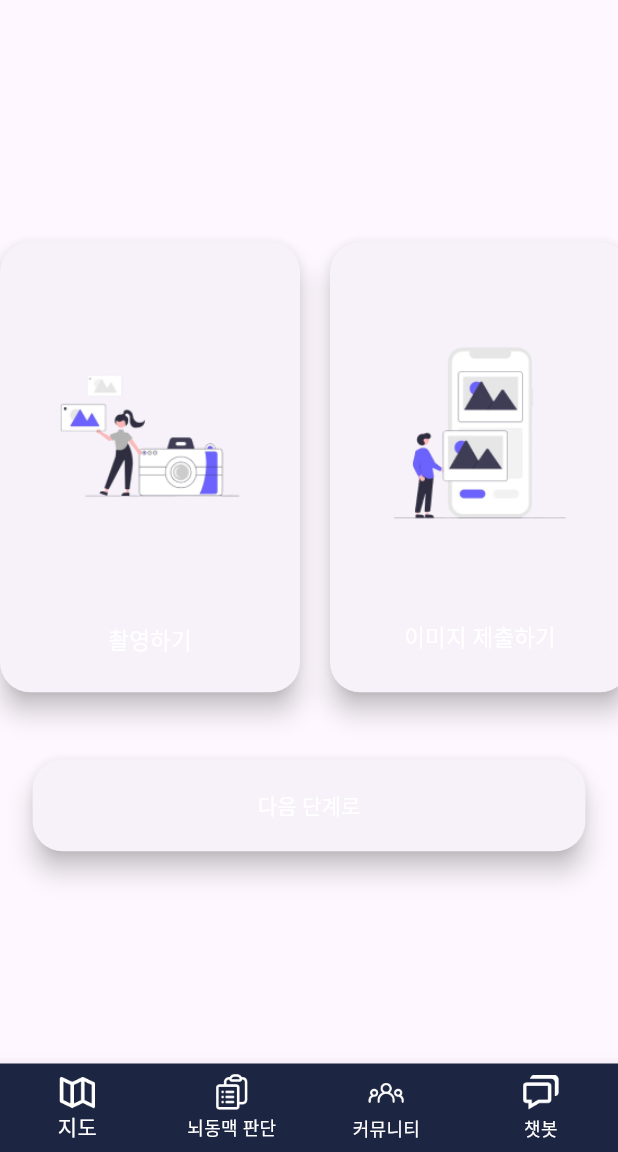
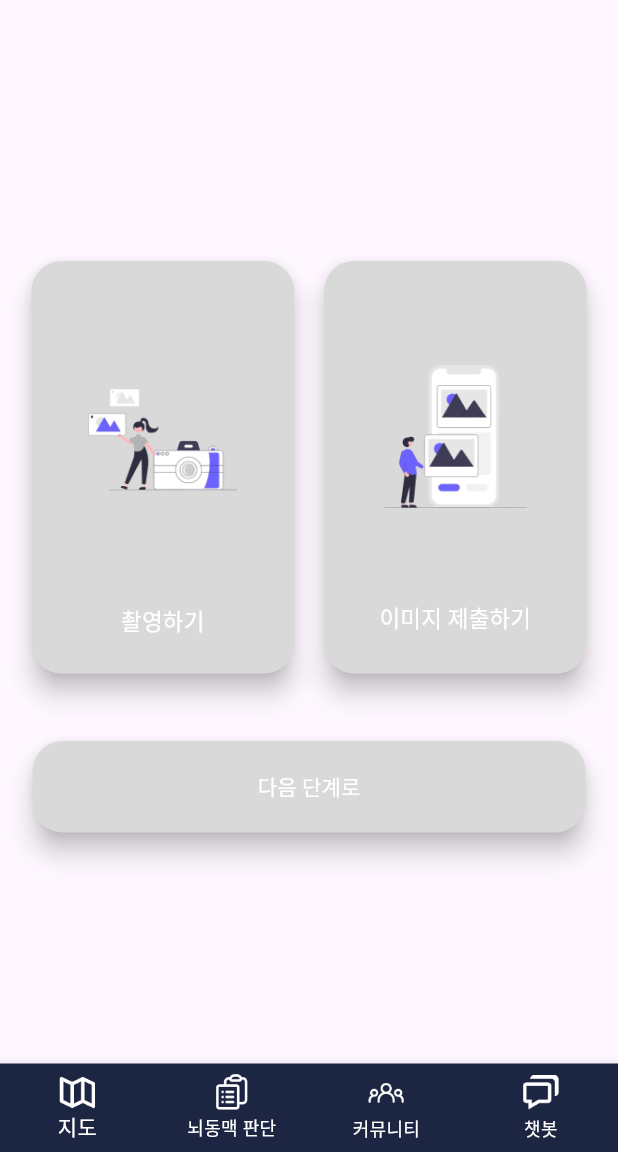
Before and after one commit to brainprotect/FrontEnd-, a Flutter app: the CameraPage screen opened directly, on a phone screen of 412 x 824 dp, the part 84-1236 px from its top. Run offline on Flutter 3.47's test engine with Material 3 defaults, Android fonts, the phone set to English and light mode, and no system bars; our stand-ins replace carousel_slider, google_maps_flutter, image_picker; missing offline and left inert: dialog_flowtter; project files that could hold a hidden picture were left out.

Commit message:
클릭시 버튼 색 변경 완료

```diff
--- a/lib/CameraPage.dart
+++ b/lib/CameraPage.dart
@@ -61,22 +61,34 @@ class _CameraPageState extends State<CameraPage> {
                   children: [
                     SizedBox(height: 20),
                     ElevatedButton(
-                      onPressed: () => _pickImage(ImageSource.camera),
-                      style: ElevatedButton.styleFrom(
-                        shape: RoundedRectangleBorder(
-                          borderRadius: BorderRadius.circular(20),
+                      onPressed: () {
+                        setState(() {
+                          cameraButtonColor = Color(0xFF6C63FE); // 버튼이 눌릴 때 색상 변경
+                        });
+                        _pickImage(ImageSource.camera);
+                      },
+                      style: ButtonStyle(
+                        shape: MaterialStateProperty.all<RoundedRectangleBorder>(
+                          RoundedRectangleBorder(
+                            borderRadius: BorderRadius.circular(20),
+                          ),
                         ),
-                        fixedSize: Size(200, 300),
-                        // primary: cameraButtonColor,
-                        elevation: 7, // 음영 높이 설정
+                        fixedSize: MaterialStateProperty.all<Size>(
+                          Size(175, 275),
+                        ),
+                        backgroundColor: MaterialStateProperty.resolveWith<Color>(
+                              (states) {
+                            if (states.contains(MaterialState.pressed)) {
+                              // 클릭 시 배경 색
+                              return Color(0xFF6C63FE); // 클릭 시 색상
+                            } else {
+                              // 클릭되지 않았을 때의 배경 색
+                              return Color(0xFFD9D9D9); // 클릭되지 않은 상태의 색상
+                            }
+                          },
+                        ),
+                        elevation: MaterialStateProperty.all<double>(7), // 음영 높이 설정
                       ),
-                      onHover: (isHovering) {
-                        setState(() {
-                          cameraButtonColor = isHovering
-                              ? Color(0xFF6C63FE)
-                              : Color(0xFFD9D9D9);
-                        });
-                      },
                       child: Column(
                         mainAxisAlignment: MainAxisAlignment.end,
                         children: [
@@ -85,8 +97,8 @@ class _CameraPageState extends State<CameraPage> {
                             padding: const EdgeInsets.only(bottom: 0.0),
                             child: Image.asset(
                               'assets/img_camera2.png', // 이미지 파일 경로
-                              width: 250,
-                              height: 250,
+                              width: 220,
+                              height: 220,
                             ),
                           ),
                           // 버튼 텍스트
@@ -94,8 +106,7 @@ class _CameraPageState extends State<CameraPage> {
                             padding: EdgeInsets.only(bottom: 25.0),
                             child: Text(
                               "촬영하기",
-                              style:
-                                  TextStyle(fontSize: 15, color: Colors.white),
+                              style: TextStyle(fontSize: 15, color: Colors.white),
                             ),
                           ),
                         ],
@@ -109,22 +120,34 @@ class _CameraPageState extends State<CameraPage> {
                   children: [
                     SizedBox(height: 20),
                     ElevatedButton(
-                      onPressed: () => _pickImage(ImageSource.gallery),
-                      style: ElevatedButton.styleFrom(
-                        shape: RoundedRectangleBorder(
-                          borderRadius: BorderRadius.circular(20),
-                        ),
-                        fixedSize: Size(200, 300),
-                        // primary: galleryButtonColor,
-                        elevation: 7, // 음영 높이 설정
-                      ),
-                      onHover: (isHovering) {
+                      onPressed: () {
+                        _pickImage(ImageSource.gallery);
                         setState(() {
-                          galleryButtonColor = isHovering
-                              ? Color(0xFF6C63FE)
-                              : Color(0xFFD9D9D9);
+                          galleryButtonColor = Color(0xFF6C63FE); // 버튼이 눌릴 때 색상 변경
                         });
                       },
+                      style: ButtonStyle(
+                        shape: MaterialStateProperty.all<RoundedRectangleBorder>(
+                          RoundedRectangleBorder(
+                            borderRadius: BorderRadius.circular(20),
+                          ),
+                        ),
+                        fixedSize: MaterialStateProperty.all<Size>(
+                        Size(175, 275),
+                      ),
+                        backgroundColor: MaterialStateProperty.resolveWith<Color>(
+                              (states) {
+                            if (states.contains(MaterialState.pressed)) {
+                              // 클릭 시 배경 색
+                              return Color(0xFF6C63FE); // 클릭 시 색상
+                            } else {
+                              // 클릭되지 않았을 때의 배경 색
+                              return Color(0xFFD9D9D9); // 클릭되지 않은 상태의 색상
+                            }
+                          },
+                        ),
+                        elevation: MaterialStateProperty.all<double>(7), // 음영 높이 설정
+                      ),
                       child: Column(
                         mainAxisAlignment: MainAxisAlignment.end,
                         children: [
@@ -133,8 +156,8 @@ class _CameraPageState extends State<CameraPage> {
                             padding: const EdgeInsets.only(bottom: 0.0),
                             child: Image.asset(
                               'assets/img_gallery2.png', // 이미지 파일 경로
-                              width: 250,
-                              height: 250,
+                              width: 220,
+                              height: 220,
                             ),
                           ),
                           // 버튼 텍스트
@@ -142,8 +165,7 @@ class _CameraPageState extends State<CameraPage> {
                             padding: EdgeInsets.only(bottom: 25.0),
                             child: Text(
                               "이미지 제출하기",
-                              style:
-                                  TextStyle(fontSize: 15, color: Colors.white),
+                              style: TextStyle(fontSize: 15, color: Colors.white),
                             ),
                           ),
                         ],
@@ -162,21 +184,28 @@ class _CameraPageState extends State<CameraPage> {
                   MaterialPageRoute(builder: (context) => InputPage()),
                 );
               },
-              style: ElevatedButton.styleFrom(
-                shape: RoundedRectangleBorder(
-                  borderRadius: BorderRadius.circular(20),
+              style: ButtonStyle(
+                shape: MaterialStateProperty.all<RoundedRectangleBorder>(
+                  RoundedRectangleBorder(
+                    borderRadius: BorderRadius.circular(20),
+                  ),
                 ),
-                padding: EdgeInsets.symmetric(horizontal: 150, vertical: 20),
-                // 버튼 크기 조절
-                // primary: nextButtonColor,
-                elevation: 7, // 음영 높이 설정
+                padding: MaterialStateProperty.all<EdgeInsetsGeometry>(
+                  EdgeInsets.symmetric(horizontal: 150, vertical: 20),
+                ),
+                backgroundColor: MaterialStateProperty.resolveWith<Color>(
+                      (states) {
+                    if (states.contains(MaterialState.pressed)) {
+                      // 클릭 시 배경 색
+                      return Color(0xFF6C63FE); // 클릭 시 색상
+                    } else {
+                      // 클릭되지 않았을 때의 배경 색
+                      return Color(0xFFD9D9D9); // 클릭되지 않은 상태의 색상
+                    }
+                  },
+                ),
+                elevation: MaterialStateProperty.all<double>(7), // 음영 높이 설정
               ),
-              onHover: (isHovering) {
-                setState(() {
-                  nextButtonColor =
-                      isHovering ? Color(0xFF6C63FE) : Color(0xFFD9D9D9);
-                });
-              },
               child: Text(
                 '다음 단계로',
                 style: TextStyle(color: Colors.white), // 흰색 글자색
```
Also changed, not shown: lib/Pop-upPage.dart (+20 -15 lines).
